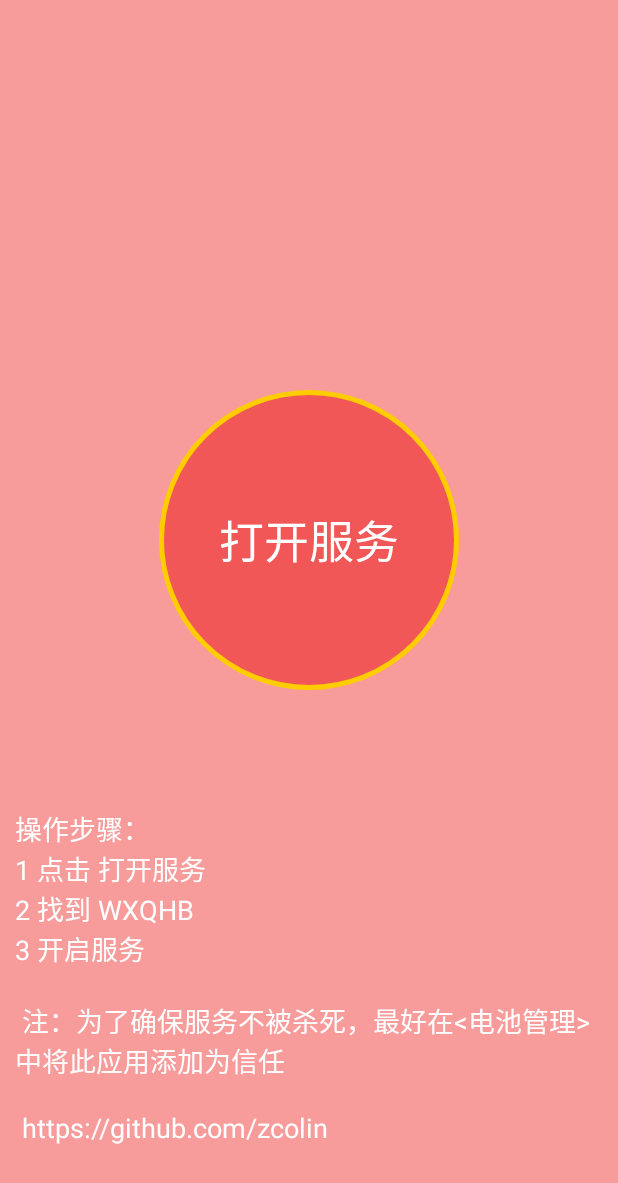
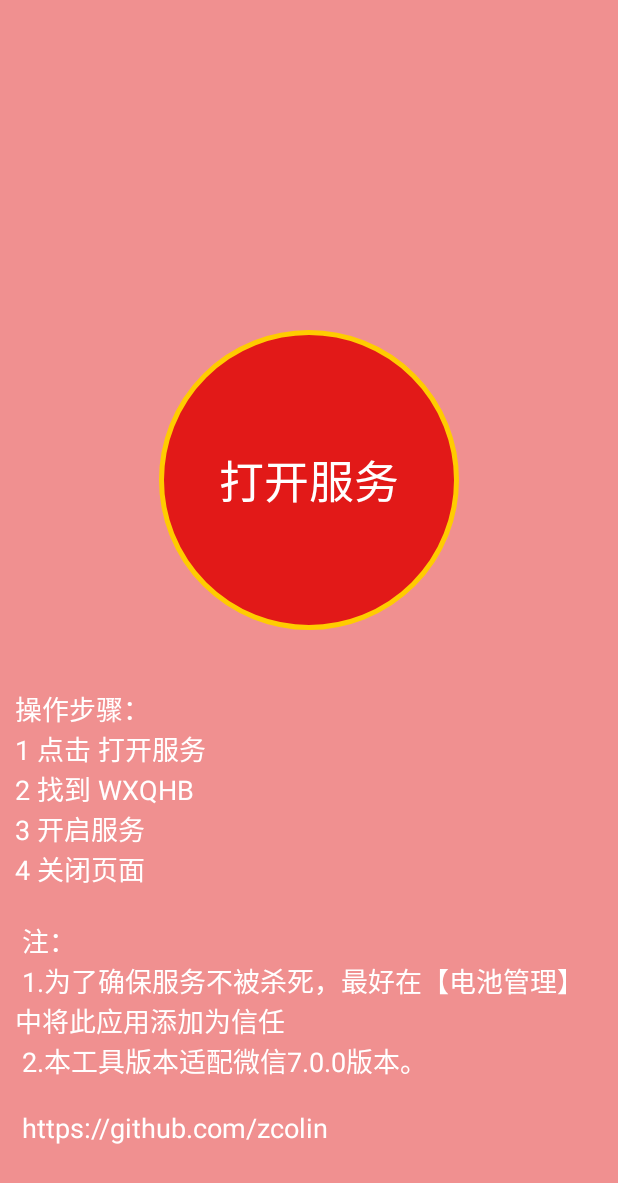
Before and after one commit to zcolin/WeChatLuckyMoney, an Android app: the screen it shows after launch (MainActivity), on a phone screen of 412 x 824 dp. Shown: the top 1183 px of the screen. Run offline under Robolectric (Android 15) with nearby library versions, the phone set to English and light mode, and no system bars.

Commit message:
# 微信7.0.0测试通过

```diff
--- a/app/src/main/java/com/example/wxqhb/MainActivity.java
+++ b/app/src/main/java/com/example/wxqhb/MainActivity.java
@@ -9,7 +9,6 @@ import android.os.Bundle;
 import android.provider.Settings;
 
 public class MainActivity extends Activity {
-    private static final int MY_PERMISSIONS_REQUEST_WRITE_SETTINGS      = 1100;
     private static final int MY_PERMISSIONS_REQUEST_PACKAGE_USAGE_STATS = 1101;
 
     @Override
--- a/app/src/main/res/drawable/btn_red_stroke_tc.xml
+++ b/app/src/main/res/drawable/btn_red_stroke_tc.xml
@@ -2,14 +2,14 @@
 <selector xmlns:android="http://schemas.android.com/apk/res/android">
     <item android:state_enabled="true" android:state_pressed="true">
         <shape android:shape="oval">
-            <solid android:color="#f20404"/>
+            <solid android:color="#E21918"/>
             <stroke android:width="3dp" android:color="#ffcc00"/>
             <size android:width="200dp" android:height="200dp"/>
         </shape>
     </item>
     <item android:state_enabled="true" android:state_pressed="false">
         <shape android:shape="oval">
-            <solid android:color="#f25757"/>
+            <solid android:color="#E21918"/>
             <stroke android:width="3dp" android:color="#ffcc00"/>
             <size android:width="200dp" android:height="200dp"/>
         </shape>
--- a/app/src/main/res/layout/activity_main.xml
+++ b/app/src/main/res/layout/activity_main.xml
@@ -3,7 +3,7 @@
     xmlns:tools="http://schemas.android.com/tools"
     android:layout_width="match_parent"
     android:layout_height="match_parent"
-    android:background="#f79b9b"
+    android:background="#F09090"
     tools:context=".MainActivity">
 
     <TextView
@@ -24,7 +24,7 @@
         android:layout_height="wrap_content"
         android:layout_above="@+id/start_button2"
         android:layout_centerHorizontal="true"
-        android:layout_marginBottom="69dp"
+        android:layout_marginBottom="29dp"
         android:background="@drawable/btn_red_stroke_tc"
         android:gravity="center"
         android:text="打开服务"
--- a/app/src/main/res/values/strings.xml
+++ b/app/src/main/res/values/strings.xml
@@ -3,6 +3,6 @@
 
     <string name="app_name">WXQHB</string>
     <string name="description">请点击右上角的开启/关闭按钮\n开启服务后退出此页面会自动进行抢红包。\n为了确保服务不被杀死，最好在[电池管理]中将此应用添加为信任。\n\n https://github.com/zcolin/</string>
-    <string name="guide"><![CDATA[操作步骤：\n1 点击 打开服务 \n2 找到 WXQHB \n3 开启服务 \n\n 注：为了确保服务不被杀死，最好在<电池管理>中将此应用添加为信任 \n\n https://github.com/zcolin]]></string>
+    <string name="guide"><![CDATA[操作步骤：\n1 点击 打开服务 \n2 找到 WXQHB \n3 开启服务 \n4 关闭页面 \n\n 注：\n 1.为了确保服务不被杀死，最好在【电池管理】中将此应用添加为信任 \n 2.本工具版本适配微信7.0.0版本。 \n\n https://github.com/zcolin]]></string>
 
 </resources>
```
Also changed, not shown: app/src/main/java/com/example/wxqhb/QiangHongBaoService.java (+81 -79 lines), app/src/main/java/com/example/wxqhb/Util.java (+2 -83 lines).
